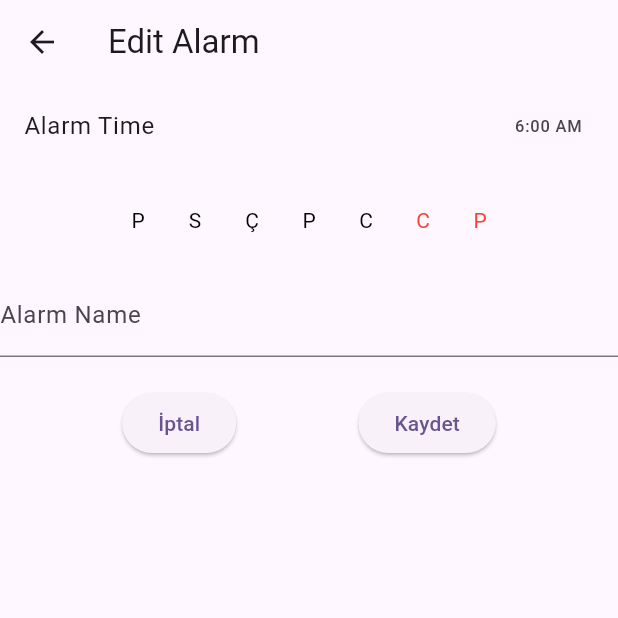
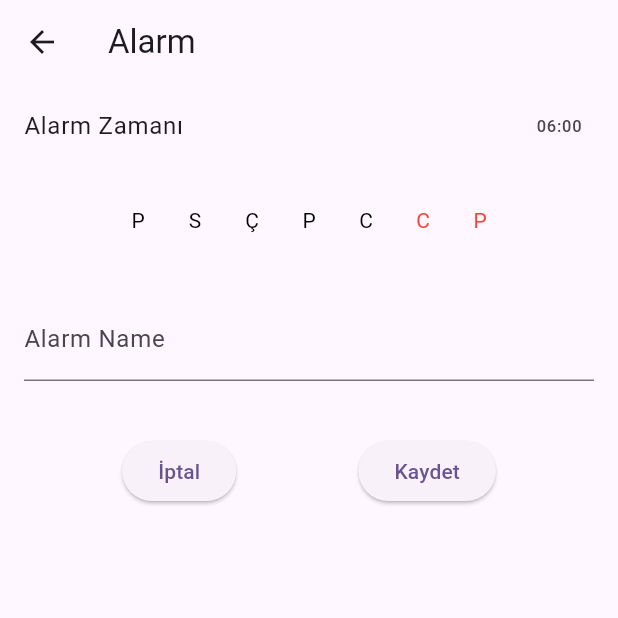
Before and after one commit to seqhilla/WakeTogether, a Flutter app: the EditAlarmScreen screen opened directly, on a phone screen of 412 x 824 dp, the top half of it. Run offline on Flutter 3.47's test engine with Material 3 defaults, Android fonts, the light colour scheme and no system bars.

Commit message:
Time utils added, animation fixed and edit time fixed.

```diff
--- a/lib/screens/edit_alarm_screen.dart
+++ b/lib/screens/edit_alarm_screen.dart
@@ -1,4 +1,5 @@
 import 'package:flutter/material.dart';
+import 'package:waketogether/utils/TimeUtils.dart';
 
 class EditAlarmScreen extends StatefulWidget {
   final String initialAlarmName;
@@ -59,14 +60,14 @@ class _EditAlarmScreenState extends State<EditAlarmScreen> {
   Widget build(BuildContext context) {
     return Scaffold(
       appBar: AppBar(
-        title: Text('Edit Alarm'),
+        title: Text('Alarm'),
       ),
       body: SingleChildScrollView(
         child: Column(
           children: [
             ListTile(
-              title: Text('Alarm Time'),
-              trailing: Text('${_selectedTime.format(context)}'),
+              title: Text('Alarm Zamanı'),
+              trailing: Text(to24hFormat(_selectedTime)),
               onTap: _pickTime,
             ),
             SizedBox(height: 20), // Added space between alarm time and day selection
@@ -112,9 +113,12 @@ class _EditAlarmScreenState extends State<EditAlarmScreen> {
               ),
             ),
             SizedBox(height: 20), // Added space before the TextField
-            TextField(
-              controller: _alarmNameController,
-              decoration: InputDecoration(labelText: 'Alarm Name'),
+            Padding(
+              padding: const EdgeInsets.all(16.0), // Adjust the padding value as needed
+              child: TextField(
+                controller: _alarmNameController,
+                decoration: InputDecoration(labelText: 'Alarm Name'),
+              ),
             ),
             SizedBox(height: 20), // Added space before the buttons
             Row(
--- /dev/null
+++ b/lib/utils/TimeUtils.dart
@@ -0,0 +1,12 @@
+import 'package:flutter/material.dart';
+
+String to24hFormat(TimeOfDay time) {
+  final hours = time.hour.toString().padLeft(2, '0');
+  final minutes = time.minute.toString().padLeft(2, '0');
+  return '$hours:$minutes';
+}
+
+TimeOfDay toTimeOfDay(String time) {
+  final parts = time.split(':');
+  return TimeOfDay(hour: int.parse(parts[0]), minute: int.parse(parts[1]));
+}
```
Also changed, not shown: lib/main.dart (+28 -22 lines).
